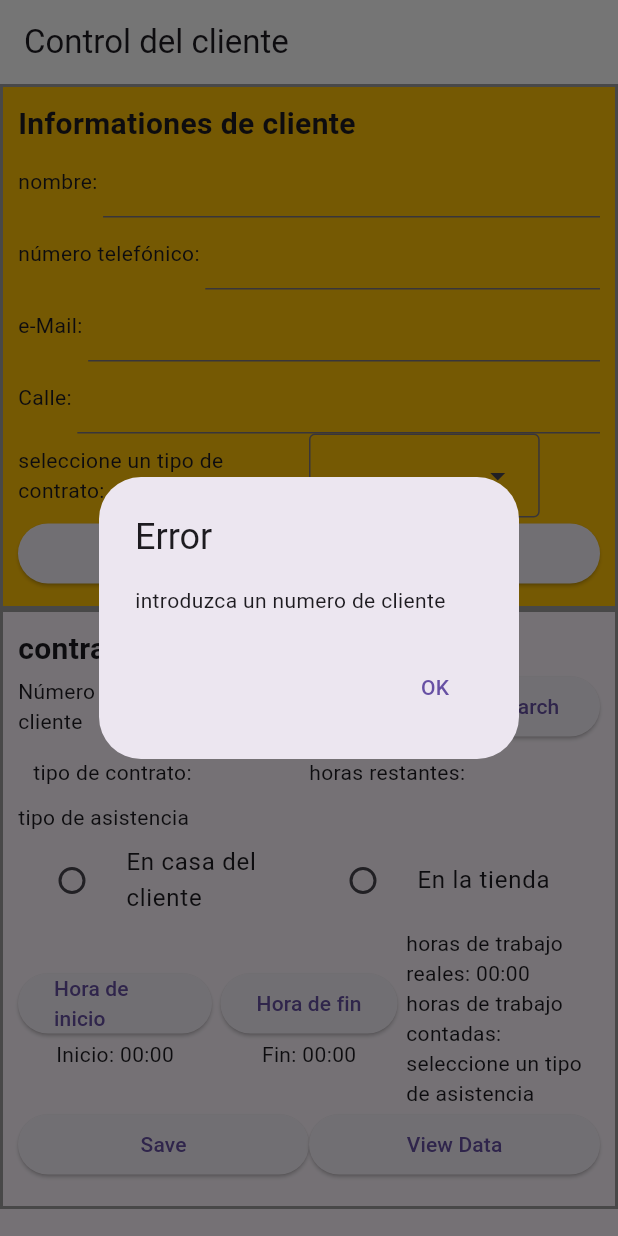
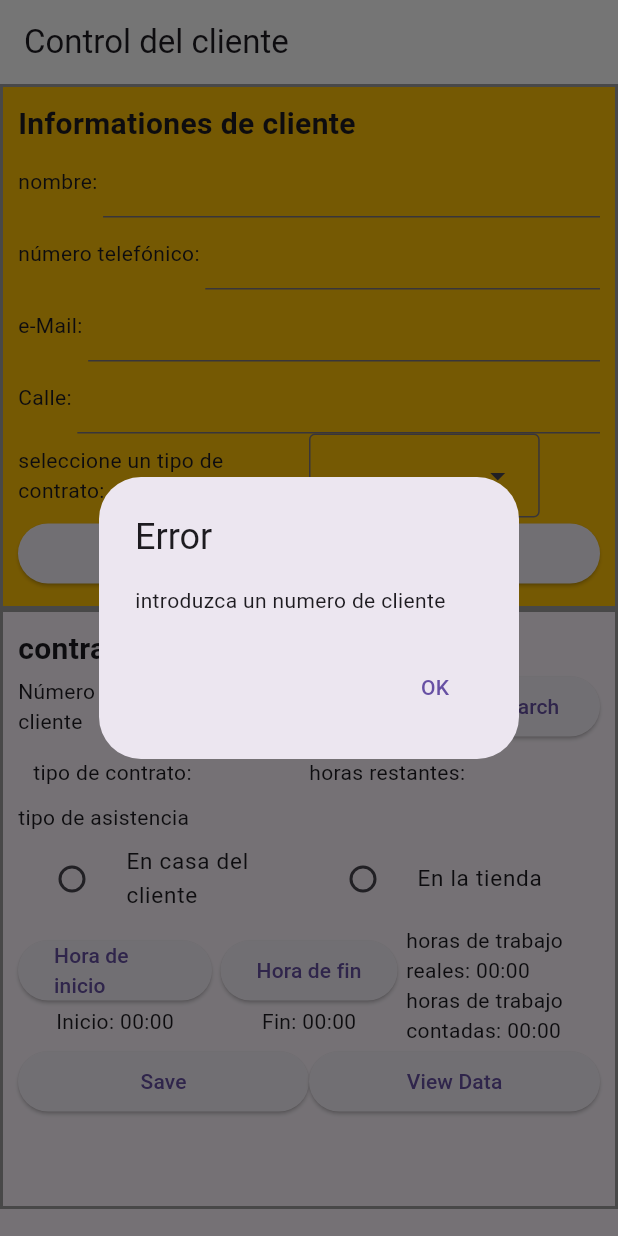
Before and after one commit to MichBell2417/CustomersRequestApp, a Flutter app: the screen it shows after launch, after a tap on "Save", on a phone screen of 412 x 824 dp. Run offline on Flutter 3.47's test engine with Material 3 defaults, Android fonts, the light colour scheme and no system bars; accounts and stored records are empty.

Commit message:
added feature and repaired a bug

```diff
--- a/customer_request_application/lib/main.dart
+++ b/customer_request_application/lib/main.dart
@@ -44,7 +44,8 @@
           onSelected: (String? value) {
             customersController.selectedContract = value!;
           },
-          dropdownMenuEntries: customersController.contractTypes.map<DropdownMenuEntry<String>>((ContractType value) {
+          dropdownMenuEntries: customersController.contractTypes
+              .map<DropdownMenuEntry<String>>((ContractType value) {
             return DropdownMenuEntry<String>(
                 value: value.name, label: value.name);
           }).toList(),
@@ -106,7 +107,10 @@
                             ),
                           ),
                         ]),
-                        Container(child: customersController.customer == null ? graphicPartContract : null),
+                        Container(
+                            child: customersController.customer == null
+                                ? graphicPartContract
+                                : null),
                         ElevatedButton(
                             onPressed: () {
                               if (customersController.customer != null) {
@@ -188,7 +192,7 @@
                                       customersController.alert(
                                           context,
                                           "Error",
-                                          "The customer doesn't exist.");
+                                          "The customer doesn't exist. To create it fill the information and save.");
                                       nombreController.text = "";
                                       emailController.text = "";
                                       numeroDeTelefonoController.text = "";
@@ -208,7 +212,8 @@
                                       "tipo de contrato: ${customersController.customer != null ? customersController.customer!.contractType.name : ""}")),
                               Expanded(
                                   child: Text(
-                                      "horas restantes: ${customersController.customer != null ? customersController.customer!.remainingContractTimeStr() : ""}")),
+                                      "horas restantes: ${customersController.customer != null ? customersController.customer!.remainingContractTimeStr() : ""}",
+                                      style: customersController.customer!=null && customersController.customer!.remainingContractTime.hour==0 && customersController.customer!.remainingContractTime.minute==0 ? TextStyle(color: Colors.red, fontWeight: FontWeight.bold) : null,),),
                             ],
                           ),
                         ),
@@ -217,7 +222,10 @@
                           children: [
                             Expanded(
                               child: RadioListTile(
-                                  title: Text("En casa del cliente"),
+                                  title: Text(
+                                    "En casa del cliente",
+                                    style: TextStyle(fontSize: 15),
+                                  ),
                                   value: SingingCharacter.casa,
                                   groupValue: radioButtonSelection,
                                   onChanged: (SingingCharacter? value) {
@@ -227,7 +235,8 @@
                             ),
                             Expanded(
                               child: RadioListTile(
-                                  title: Text("En la tienda"),
+                                  title: Text("En la tienda",
+                                      style: TextStyle(fontSize: 15)),
                                   value: SingingCharacter.tienda,
                                   groupValue: radioButtonSelection,
                                   onChanged: (SingingCharacter? value) {
@@ -278,9 +287,18 @@
                             Expanded(
                                 child: ElevatedButton(
                                     onPressed: () {
-                                      if (customersController.customer !=
-                                          null) {
-                                        customersController.removeHours();
+                                      if (customersController.customer != null) {
+                                        if (customersController.removeHours()) {
+                                          customersController.alert(
+                                              context,
+                                              "Saved",
+                                              "tiempo ahorrado");
+                                        }else{
+                                          customersController.alert(
+                                              context,
+                                              "Error",
+                                              "error al quitar horas");
+                                        }
                                       } else {
                                         customersController.alert(
                                             context,
```
Also changed, not shown: customer_request_application/lib/classes.dart (+12 -3 lines).
